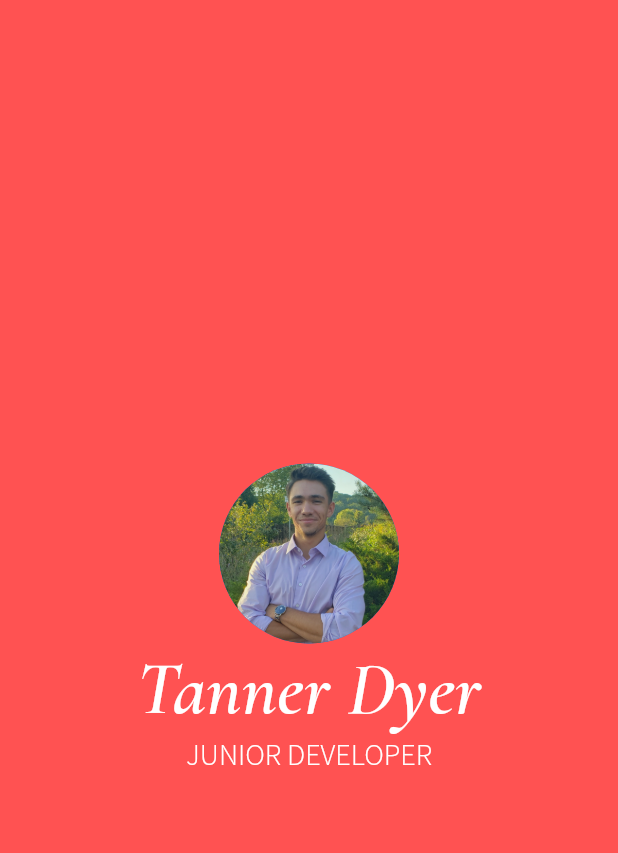
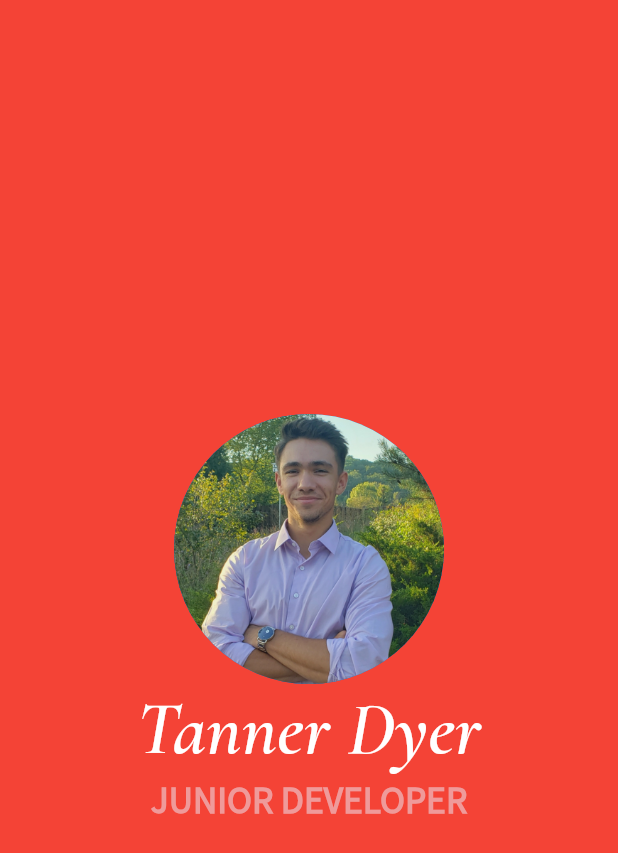
Before and after one commit to tddyer/biz-me, a Flutter app: the screen it shows after launch, on a phone screen of 412 x 824 dp. Shown: the top 853 px of the screen. Run offline on Flutter 3.47's test engine with Material 2 defaults, Android fonts, the phone set to English and light mode, and no system bars.

Commit message:
updated fonts + page styles

```diff
--- a/lib/main.dart
+++ b/lib/main.dart
@@ -9,14 +9,14 @@ class MyApp extends StatelessWidget {
   Widget build(BuildContext context) {
     return MaterialApp(
       home: Scaffold(
-        backgroundColor: Colors.redAccent[200],
+        backgroundColor: Colors.red[500],
         body: SafeArea(
           child: Center(
             child: Column(
               mainAxisAlignment: MainAxisAlignment.center,
               children: <Widget>[
                 CircleAvatar(
-                  radius: 60.0,
+                  radius: 90.0,
                   backgroundImage: AssetImage('images/td_headshot.jpg'),
                 ),
                 Text(
@@ -31,8 +31,9 @@ class MyApp extends StatelessWidget {
                 Text(
                   'JUNIOR DEVELOPER',
                   style: TextStyle(
-                    fontSize: 20.0,
-                    color: Colors.white,
+                    fontSize: 25.0,
+                    fontWeight: FontWeight.bold,
+                    color: Colors.red[200],
                     fontFamily: 'Source Sans Pro',
                   )
                 )
--- a/pubspec.yaml
+++ b/pubspec.yaml
@@ -33,4 +33,4 @@ flutter:
       - asset: fonts/CormorantGaramond-SemiBoldItalic.ttf
     - family: Source Sans Pro
       fonts:
-      - asset: fonts/SourceSansPro-Light.ttf
+      - asset: fonts/SourceSansPro-Regular.ttf
```
Also changed, not shown: fonts/SourceSansPro-Light.ttf (deleted), fonts/SourceSansPro-Regular.ttf (added).
